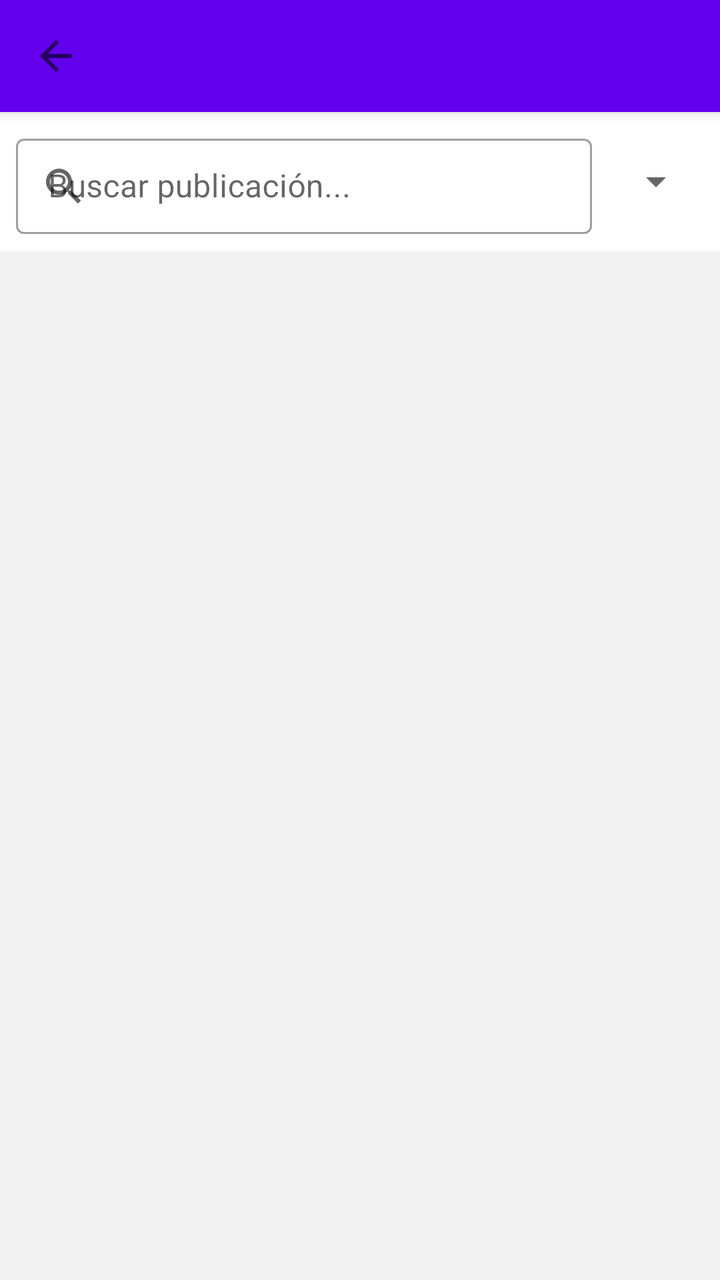
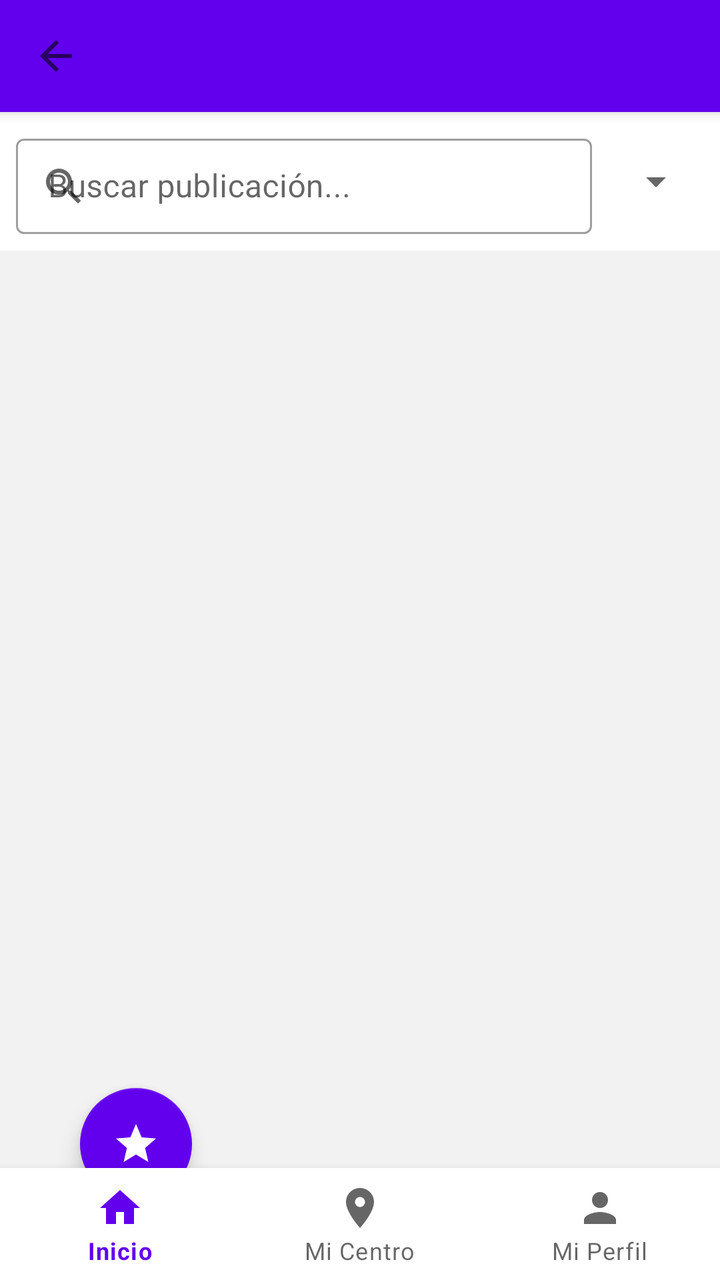

Screens rendered from an Android XML layout before and after an edit, with the pre-edit source and the edit as a unified diff.
<!-- AndroidManifest.xml: application theme Theme.StudyBro -->
<!-- res/layout/actividad_publicaciones.xml -->
<?xml version="1.0" encoding="utf-8"?>
<androidx.coordinatorlayout.widget.CoordinatorLayout
    xmlns:android="http://schemas.android.com/apk/res/android"
    xmlns:app="http://schemas.android.com/apk/res-auto"
    android:layout_width="match_parent"
    android:layout_height="match_parent"
    android:background="@color/background">

    <com.google.android.material.appbar.AppBarLayout
        android:layout_width="match_parent"
        android:layout_height="wrap_content">

        <androidx.appcompat.widget.Toolbar
            android:id="@+id/toolbar"
            android:layout_width="match_parent"
            android:layout_height="?attr/actionBarSize"
            android:background="@color/primary"
            app:titleTextColor="@color/on_primary"
            app:navigationIcon="@drawable/ic_arrow_back"/>
    </com.google.android.material.appbar.AppBarLayout>

    <LinearLayout
        android:layout_width="match_parent"
        android:layout_height="match_parent"
        android:orientation="vertical"
        app:layout_behavior="@string/appbar_scrolling_view_behavior">

        
        <LinearLayout
            android:layout_width="match_parent"
            android:layout_height="wrap_content"
            android:orientation="horizontal"
            android:padding="8dp"
            android:gravity="center_vertical"
            android:background="@color/surface">

            
            <com.google.android.material.textfield.TextInputLayout
                android:layout_width="0dp"
                android:layout_height="wrap_content"
                android:layout_weight="1"
                android:layout_marginEnd="8dp"
                style="@style/Widget.MaterialComponents.TextInputLayout.OutlinedBox.Dense"
                app:startIconDrawable="@drawable/ic_search">

                <com.google.android.material.textfield.TextInputEditText
                    android:id="@+id/etBuscar"
                    android:layout_width="match_parent"
                    android:layout_height="wrap_content"
                    android:hint="Buscar publicación..."
                    android:textColor="@color/text_primary"
                    android:textColorHint="@color/text_secondary"
                    android:inputType="text"
                    android:imeOptions="actionSearch"/>
            </com.google.android.material.textfield.TextInputLayout>

            
            <Spinner
                android:id="@+id/spinnerOrden"
                android:layout_width="wrap_content"
                android:layout_height="wrap_content"/>
        </LinearLayout>

        
        <androidx.recyclerview.widget.RecyclerView
            android:id="@+id/recyclerPublicaciones"
            android:layout_width="match_parent"
            android:layout_height="0dp"
            android:layout_weight="1"
            android:padding="8dp"
            android:clipToPadding="false"/>

        
        <TextView
            android:id="@+id/tvNoPublicaciones"
            android:layout_width="match_parent"
            android:layout_height="wrap_content"
            android:gravity="center"
            android:text="No hay publicaciones para esta asignatura"
            android:textColor="@color/text_secondary"
            android:padding="32dp"
            android:visibility="gone"/>
    </LinearLayout>

    
    <com.google.android.material.floatingactionbutton.FloatingActionButton
        android:id="@+id/fabNuevaPublicacion"
        android:layout_width="wrap_content"
        android:layout_height="wrap_content"
        android:layout_gravity="bottom|end"
        android:layout_margin="16dp"
        android:src="@drawable/ic_add"
        android:contentDescription="Nueva publicación"
        android:visibility="gone"/>

    <ProgressBar
        android:id="@+id/progressBar"
        android:layout_width="wrap_content"
        android:layout_height="wrap_content"
        android:layout_gravity="center"
        android:visibility="gone"/>

</androidx.coordinatorlayout.widget.CoordinatorLayout>
<!-- resources referenced by this layout -->
<resources>
  <color name="background">#F2F2F2</color>
  <color name="on_primary">#FFFFFF</color>
  <color name="primary">#6200EE</color>
  <color name="surface">#FFFFFF</color>
  <color name="text_primary">#212121</color>
  <color name="text_secondary">#757575</color>
  <!-- drawable ic_add (drawable) -->
  <vector xmlns:android="http://schemas.android.com/apk/res/android"
      android:width="24dp"
      android:height="24dp"
      android:viewportWidth="24"
      android:viewportHeight="24"
      android:tint="?attr/colorControlNormal">
      <path
          android:fillColor="@android:color/white"
          android:pathData="M19,13h-6v6h-2v-6H5v-2h6V5h2v6h6v2z"/>
  </vector>
  <!-- drawable ic_arrow_back (drawable) -->
  <vector xmlns:android="http://schemas.android.com/apk/res/android"
      android:width="24dp"
      android:height="24dp"
      android:viewportWidth="24"
      android:viewportHeight="24"
      android:tint="?attr/colorControlNormal"
      android:autoMirrored="true">
      <path
          android:fillColor="@android:color/white"
          android:pathData="M20,11H7.83l5.59,-5.59L12,4l-8,8 8,8 1.41,-1.41L7.83,13H20v-2z"/>
  </vector>
  <!-- drawable ic_search (drawable) -->
  <vector xmlns:android="http://schemas.android.com/apk/res/android"
      android:width="24dp"
      android:height="24dp"
      android:viewportWidth="24"
      android:viewportHeight="24"
      android:tint="?attr/colorControlNormal">
      <path
          android:fillColor="@android:color/white"
          android:pathData="M15.5,14h-0.79l-0.28,-0.27C15.41,12.59 16,11.11 16,9.5 16,5.91 13.09,3 9.5,3S3,5.91 3,9.5 5.91,16 9.5,16c1.61,0 3.09,-0.59 4.23,-1.57l0.27,0.28v0.79l5,4.99L20.49,19l-4.99,-5zM9.5,14C7.01,14 5,11.99 5,9.5S7.01,5 9.5,5 14,7.01 14,9.5 11.99,14 9.5,14z"/>
  </vector>
  <string name="appbar_scrolling_view_behavior" translatable="false">com.google.android.material.appbar.AppBarLayout$ScrollingViewBehavior</string>
  <style name="Theme.StudyBro" parent="Theme.MaterialComponents.DayNight.DarkActionBar">
          
          <item name="colorPrimary">@color/purple_500</item>
          <item name="colorPrimaryVariant">@color/purple_700</item>
          <item name="colorOnPrimary">@color/white</item>
          
          <item name="colorSecondary">@color/teal_200</item>
          <item name="colorSecondaryVariant">@color/teal_700</item>
          <item name="colorOnSecondary">@color/black</item>
          
          <item name="android:statusBarColor">?attr/colorPrimaryVariant</item>
          
      </style>
  <color name="purple_500">#FF6200EE</color>
  <color name="purple_700">#FF3700B3</color>
  <color name="white">#FFFFFFFF</color>
  <color name="teal_200">#FF03DAC5</color>
  <color name="teal_700">#FF018786</color>
  <color name="black">#FF000000</color>
</resources>

<!-- the commit's change to res/layout/actividad_publicaciones.xml (unified diff, before → after) -->
@@ -68,6 +68,7 @@
             android:layout_height="0dp"
             android:layout_weight="1"
             android:padding="8dp"
+            android:paddingBottom="88dp"
             android:clipToPadding="false"/>
 
         
@@ -88,7 +89,8 @@
         android:layout_width="wrap_content"
         android:layout_height="wrap_content"
         android:layout_gravity="bottom|end"
-        android:layout_margin="16dp"
+        android:layout_marginEnd="16dp"
+        android:layout_marginBottom="72dp"
         android:src="@drawable/ic_add"
         android:contentDescription="Nueva publicación"
         android:visibility="gone"/>
@@ -100,4 +102,25 @@
         android:layout_gravity="center"
         android:visibility="gone"/>
 
+    <com.google.android.material.bottomnavigation.BottomNavigationView
+        android:id="@+id/bottomNavigation"
+        android:layout_width="match_parent"
+        android:layout_height="wrap_content"
+        android:layout_gravity="bottom"
+        android:background="@color/surface"
+        app:menu="@menu/menu_bottom_nav" />
+
+    
+    <com.google.android.material.floatingactionbutton.FloatingActionButton
+        android:id="@+id/fabGemini"
+        android:layout_width="wrap_content"
+        android:layout_height="wrap_content"
+        android:layout_margin="40dp"
+        android:src="@drawable/ic_star"
+        app:tint="@color/white"
+        app:backgroundTint="@color/primary"
+        android:theme="@style/Theme.MaterialComponents.DayNight"
+        app:layout_anchor="@id/bottomNavigation"
+        app:layout_anchorGravity="top|start"/>
+
 </androidx.coordinatorlayout.widget.CoordinatorLayout>
<!-- resource entries referenced after the edit -->
@@ -40,8 +40,19 @@
           android:fillColor="@android:color/white"
           android:pathData="M15.5,14h-0.79l-0.28,-0.27C15.41,12.59 16,11.11 16,9.5 16,5.91 13.09,3 9.5,3S3,5.91 3,9.5 5.91,16 9.5,16c1.61,0 3.09,-0.59 4.23,-1.57l0.27,0.28v0.79l5,4.99L20.49,19l-4.99,-5zM9.5,14C7.01,14 5,11.99 5,9.5S7.01,5 9.5,5 14,7.01 14,9.5 11.99,14 9.5,14z"/>
   </vector>
+  <!-- drawable ic_star (drawable) -->
+  <vector xmlns:android="http://schemas.android.com/apk/res/android"
+      android:width="24dp"
+      android:height="24dp"
+      android:tint="#FFFFFF"
+      android:viewportWidth="24"
+      android:viewportHeight="24">
+    <path
+        android:fillColor="@android:color/white"
+        android:pathData="M12,17.27L18.18,21l-1.64,-7.03L22,9.24l-7.19,-0.61L12,2 9.19,8.63 2,9.24l5.46,4.73L5.82,21z"/>
+  </vector>
   <string name="appbar_scrolling_view_behavior" translatable="false">com.google.android.material.appbar.AppBarLayout$ScrollingViewBehavior</string>
-  <style name="Theme.StudyBro" parent="Theme.MaterialComponents.DayNight.DarkActionBar">
+  <style name="Theme.StudyBro" parent="Theme.MaterialComponents.Light.DarkActionBar">
           
           <item name="colorPrimary">@color/purple_500</item>
           <item name="colorPrimaryVariant">@color/purple_700</item>
